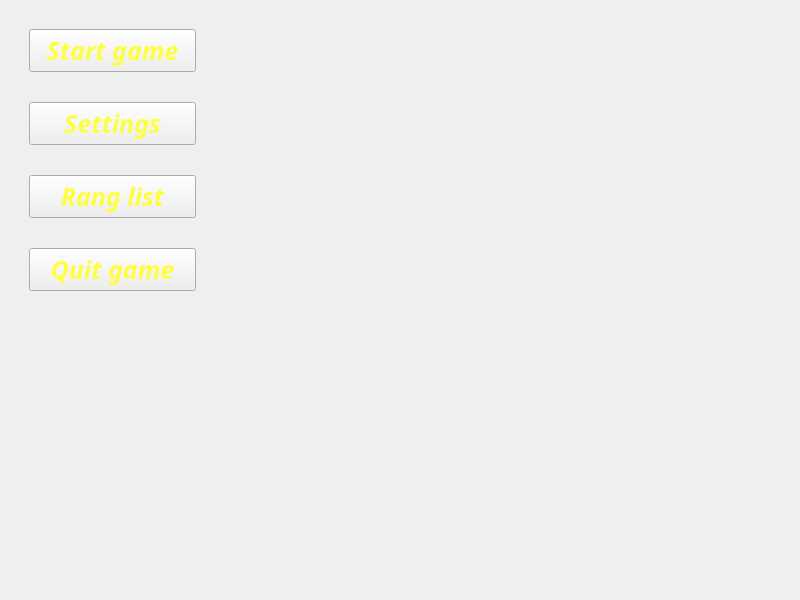
The window that src/krabbyPatty/widget.ui (Natalija9/KrabbyPattySecretFormula) describes before a commit, drawn with Qt 5.
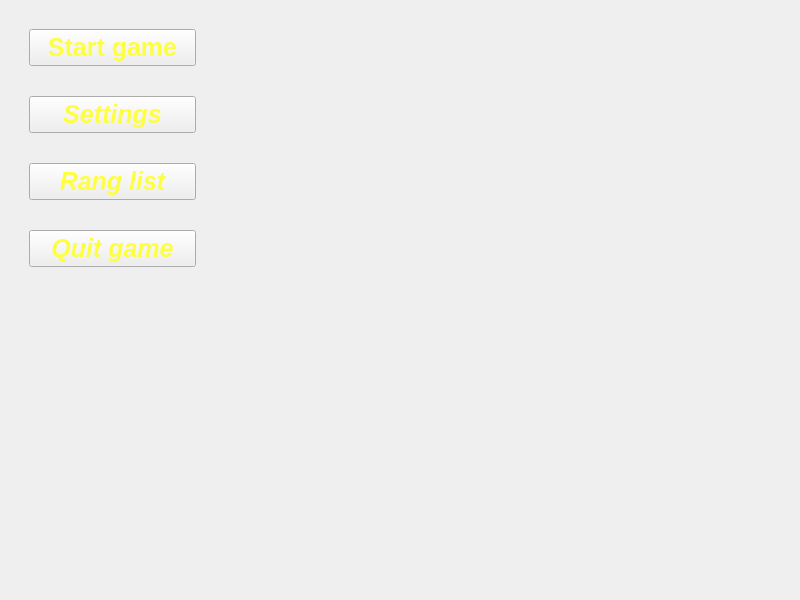
The same window after the commit. Icons and pictures are not drawn.

```diff
--- a/src/krabbyPatty/widget.ui
+++ b/src/krabbyPatty/widget.ui
@@ -75,7 +75,6 @@
               </property>
               <property name="font">
                <font>
-                <family>Krabby Patty</family>
                 <pointsize>19</pointsize>
                 <italic>true</italic>
                 <bold>true</bold>
@@ -138,7 +137,6 @@
               </property>
               <property name="font">
                <font>
-                <family>Krabby Patty</family>
                 <pointsize>19</pointsize>
                 <italic>true</italic>
                 <bold>true</bold>
@@ -169,9 +167,8 @@
               </property>
               <property name="font">
                <font>
-                <family>Krabby Patty</family>
                 <pointsize>19</pointsize>
-                <italic>true</italic>
+                <italic>false</italic>
                 <bold>true</bold>
                </font>
               </property>
@@ -200,7 +197,6 @@
               </property>
               <property name="font">
                <font>
-                <family>Krabby Patty</family>
                 <pointsize>19</pointsize>
                 <italic>true</italic>
                 <bold>true</bold>
```
Left out of the diff: 14 changed lines with no effect on the pictures.
